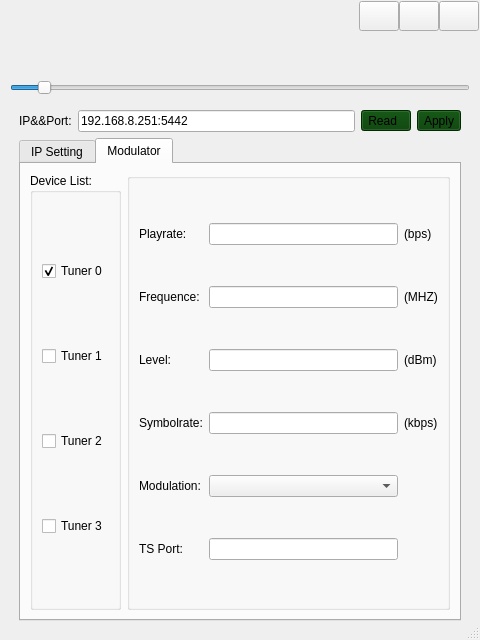
MauricePong/TBSNetDVBSetting, file tbsui.ui: the form before one commit.
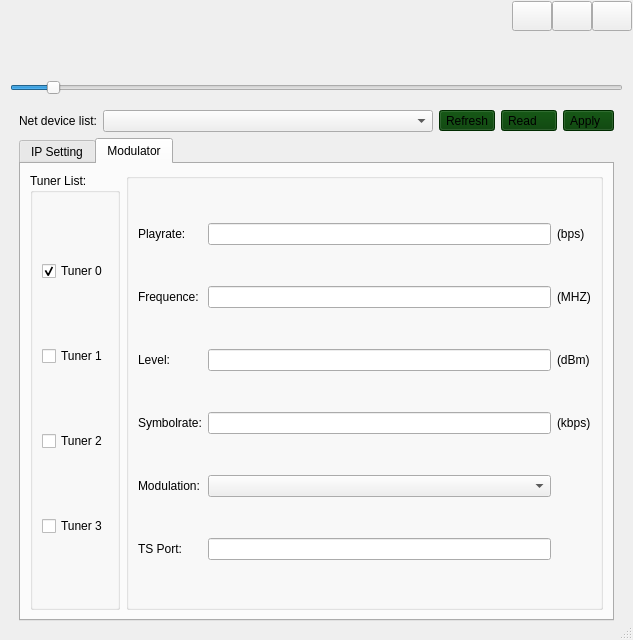
The form after the commit. The open tabs and pages were chosen to show the change.

Patch:
```diff
--- a/tbsui.ui
+++ b/tbsui.ui
@@ -6,7 +6,7 @@
    <rect>
     <x>0</x>
     <y>0</y>
-    <width>480</width>
+    <width>633</width>
     <height>640</height>
    </rect>
   </property>
@@ -262,34 +262,7 @@
           </sizepolicy>
          </property>
          <layout class="QGridLayout" name="gridLayout_6">
-          <item row="1" column="0">
-           <widget class="QLabel" name="label_14">
-            <property name="text">
-             <string>IP&amp;&amp;Port:</string>
-            </property>
-           </widget>
-          </item>
-          <item row="1" column="1">
-           <widget class="QLineEdit" name="lin_IPPort">
-            <property name="text">
-             <string>192.168.8.251:5442</string>
-            </property>
-            <property name="placeholderText">
-             <string>192.168.1.188:5442</string>
-            </property>
-           </widget>
-          </item>
-          <item row="1" column="3">
-           <widget class="QToolButton" name="too_Apply">
-            <property name="styleSheet">
-             <string notr="true">background-color: rgb(0, 60, 0);</string>
-            </property>
-            <property name="text">
-             <string>Apply</string>
-            </property>
-           </widget>
-          </item>
-          <item row="2" column="0" colspan="4">
+          <item row="2" column="0" colspan="5">
            <widget class="QTabWidget" name="tw_Set">
             <property name="currentIndex">
              <number>1</number>
@@ -393,7 +366,7 @@
               <item row="0" column="0">
                <widget class="QGroupBox" name="gbox_Tuners">
                 <property name="title">
-                 <string>Device List:</string>
+                 <string>Tuner List:</string>
                 </property>
                 <property name="checkable">
                  <bool>false</bool>
@@ -632,13 +605,58 @@
             </widget>
            </widget>
           </item>
-          <item row="1" column="2">
+          <item row="1" column="3">
            <widget class="QToolButton" name="too_Read">
             <property name="styleSheet">
              <string notr="true">background-color: rgb(0, 60, 0);</string>
             </property>
             <property name="text">
-             <string>Read  </string>
+             <string>Read    </string>
+            </property>
+           </widget>
+          </item>
+          <item row="1" column="0">
+           <widget class="QLabel" name="label_14">
+            <property name="sizePolicy">
+             <sizepolicy hsizetype="Fixed" vsizetype="Preferred">
+              <horstretch>0</horstretch>
+              <verstretch>0</verstretch>
+             </sizepolicy>
+            </property>
+            <property name="text">
+             <string>Net device list:</string>
+            </property>
+           </widget>
+          </item>
+          <item row="1" column="4">
+           <widget class="QToolButton" name="too_Apply">
+            <property name="styleSheet">
+             <string notr="true">background-color: rgb(0, 60, 0);</string>
+            </property>
+            <property name="text">
+             <string>Apply  </string>
+            </property>
+           </widget>
+          </item>
+          <item row="1" column="1">
+           <widget class="QComboBox" name="com_IP">
+            <property name="currentIndex">
+             <number>-1</number>
+            </property>
+            <item>
+             <property name="text">
+              <string>.</string>
+             </property>
+            </item>
+           </widget>
+          </item>
+          <item row="1" column="2">
+           <widget class="QToolButton" name="too_Refresh">
+            <property name="styleSheet">
+             <string notr="true">background-color: rgb(0, 60, 0);</string>
+            </property>
+            <property name="text">
+             <string>Refresh</string>
             </property>
            </widget>
           </item>
```
Left out of the diff: 2 changed lines with no effect on the pictures.
